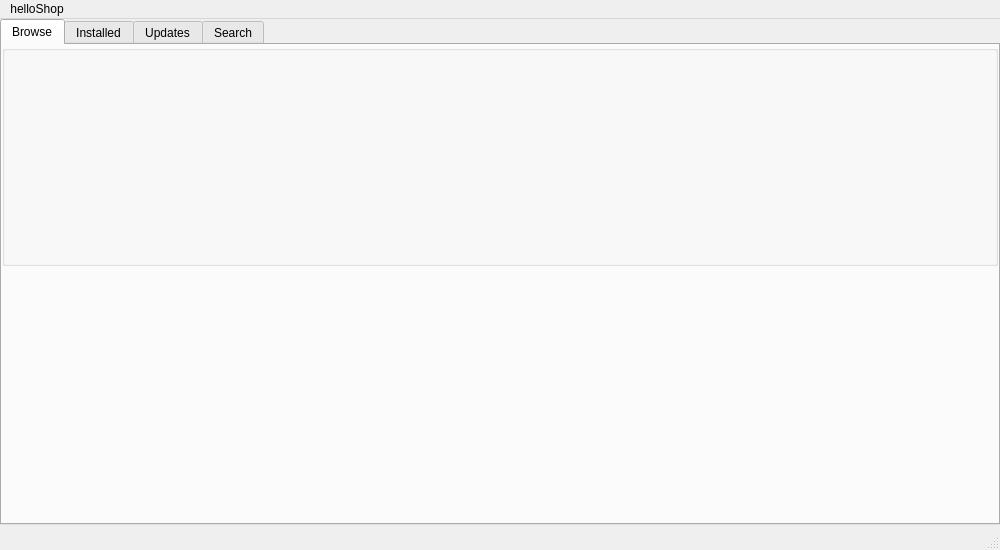
The window that form.ui (kettle-7/AppShop) describes before a commit, drawn with Qt 5.
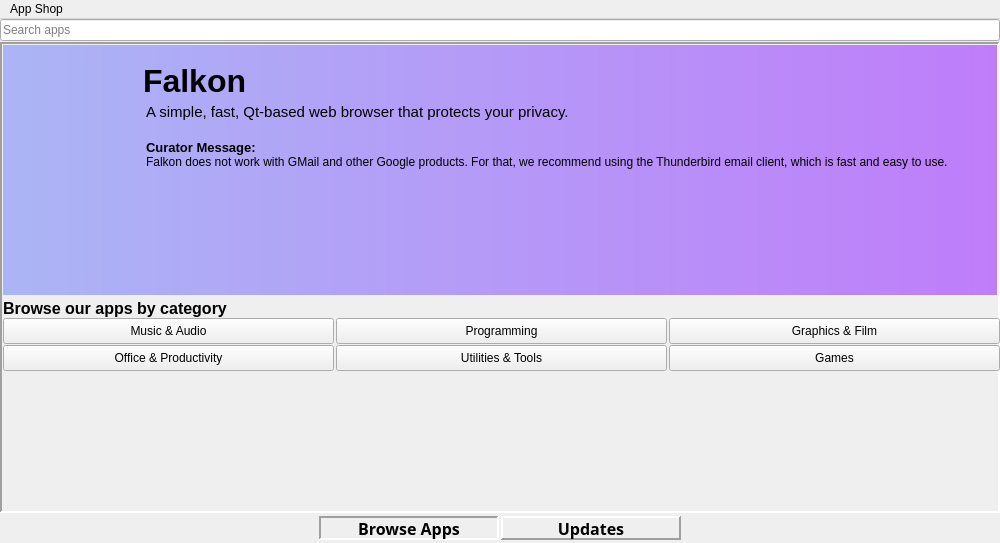
The same window after the commit. Icons and pictures are not drawn.

Commit message: Add a rough design outline

```diff
--- a/form.ui
+++ b/form.ui
@@ -7,7 +7,7 @@
     <x>0</x>
     <y>0</y>
     <width>1000</width>
-    <height>550</height>
+    <height>543</height>
    </rect>
   </property>
   <property name="windowTitle">
@@ -17,104 +17,320 @@
    <iconset theme="gnome-app-install">
     <normaloff>../../.designer/backup</normaloff>../../.designer/backup</iconset>
   </property>
-  <widget class="QWidget" name="centralwidget">
-   <widget class="QTabWidget" name="tabWidget">
+  <widget class="QWidget" name="Window">
+   <widget class="QLineEdit" name="Search">
     <property name="geometry">
      <rect>
       <x>0</x>
       <y>0</y>
       <width>1000</width>
-      <height>506</height>
+      <height>22</height>
      </rect>
     </property>
-    <property name="sizePolicy">
-     <sizepolicy hsizetype="MinimumExpanding" vsizetype="MinimumExpanding">
-      <horstretch>255</horstretch>
-      <verstretch>255</verstretch>
-     </sizepolicy>
+    <property name="placeholderText">
+     <string>Search apps</string>
     </property>
-    <property name="currentIndex">
-     <number>0</number>
-    </property>
-    <property name="tabsClosable">
+    <property name="clearButtonEnabled">
      <bool>false</bool>
     </property>
-    <widget class="QWidget" name="browse">
-     <attribute name="title">
-      <string>Browse</string>
-     </attribute>
-     <widget class="QGroupBox" name="groupBox">
+   </widget>
+   <widget class="QFrame" name="Home">
+    <property name="geometry">
+     <rect>
+      <x>0</x>
+      <y>23</y>
+      <width>1000</width>
+      <height>471</height>
+     </rect>
+    </property>
+    <property name="frameShape">
+     <enum>QFrame::Panel</enum>
+    </property>
+    <property name="frameShadow">
+     <enum>QFrame::Sunken</enum>
+    </property>
+    <property name="lineWidth">
+     <number>2</number>
+    </property>
+    <property name="midLineWidth">
+     <number>0</number>
+    </property>
+    <widget class="QGroupBox" name="groupBox">
+     <property name="geometry">
+      <rect>
+       <x>3</x>
+       <y>3</y>
+       <width>994</width>
+       <height>250</height>
+      </rect>
+     </property>
+     <property name="autoFillBackground">
+      <bool>false</bool>
+     </property>
+     <property name="styleSheet">
+      <string notr="true">background: qlineargradient(spread:pad, stop: 0 rgb(171, 181, 245), stop: 1 rgb(191, 125, 250), x1:0, y1:0, x2:1, y2:0,);</string>
+     </property>
+     <widget class="QFrame" name="FeaturedApp">
       <property name="geometry">
        <rect>
         <x>0</x>
         <y>0</y>
-        <width>996</width>
-        <height>221</height>
+        <width>994</width>
+        <height>250</height>
        </rect>
       </property>
-      <property name="title">
-       <string/>
-      </property>
-      <widget class="QPushButton" name="pushButton">
+      <widget class="QLabel" name="Image">
        <property name="geometry">
         <rect>
-         <x>1</x>
-         <y>88</y>
-         <width>32</width>
-         <height>32</height>
+         <x>2</x>
+         <y>0</y>
+         <width>990</width>
+         <height>250</height>
         </rect>
        </property>
-       <property name="styleSheet">
-        <string notr="true">color: transparent; background-color: transparent; border: transparent;</string>
+       <property name="pixmap">
+        <pixmap>../../../../Applications/Falkon.app/Resources/Falkon.png</pixmap>
        </property>
        <property name="icon">
         <iconset theme="go-previous-symbolic"/>
        </property>
-       <property name="iconSize">
-        <size>
-         <width>32</width>
-         <height>32</height>
-        </size>
+      </widget>
+      <widget class="QLabel" name="label_3">
+       <property name="geometry">
+        <rect>
+         <x>140</x>
+         <y>10</y>
+         <width>351</width>
+         <height>51</height>
+        </rect>
        </property>
+       <property name="font">
+        <font>
+         <pointsize>24</pointsize>
+         <weight>75</weight>
+         <bold>true</bold>
+        </font>
+       </property>
+       <property name="styleSheet">
+        <string notr="true">background: transparent;
+font-size: 24pt;
+font-weight: bold;</string>
+       </property>
+       <property name="text">
+        <string>Falkon</string>
+       </property>
       </widget>
-      <widget class="QPushButton" name="pushButton_2">
+      <widget class="QTextBrowser" name="textBrowser">
        <property name="geometry">
         <rect>
-         <x>963</x>
-         <y>88</y>
-         <width>32</width>
-         <height>32</height>
+         <x>139</x>
+         <y>54</y>
+         <width>851</width>
+         <height>192</height>
         </rect>
        </property>
        <property name="styleSheet">
-        <string notr="true">color: transparent; background-color: transparent; border: transparent;</string>
+        <string notr="true">background: transparent;</string>
        </property>
-       <property name="icon">
-        <iconset theme="go-next-symbolic"/>
+       <property name="frameShape">
+        <enum>QFrame::NoFrame</enum>
        </property>
-       <property name="iconSize">
-        <size>
-         <width>32</width>
-         <height>32</height>
-        </size>
+       <property name="html">
+        <string>&lt;!DOCTYPE HTML PUBLIC &quot;-//W3C//DTD HTML 4.0//EN&quot; &quot;http://www.w3.org/TR/REC-html40/strict.dtd&quot;&gt;
+&lt;html&gt;&lt;head&gt;&lt;meta name=&quot;qrichtext&quot; content=&quot;1&quot; /&gt;&lt;style type=&quot;text/css&quot;&gt;
+p, li { white-space: pre-wrap; }
+&lt;/style&gt;&lt;/head&gt;&lt;body style=&quot; font-family:'Nimbus Sans'; font-size:10pt; font-weight:400; font-style:normal;&quot;&gt;
+&lt;p style=&quot; margin-top:0px; margin-bottom:0px; margin-left:0px; margin-right:0px; -qt-block-indent:0; text-indent:0px;&quot;&gt;&lt;span style=&quot; font-size:11pt;&quot;&gt;A simple, fast, Qt-based web browser that protects your privacy.&lt;/span&gt;&lt;/p&gt;
+&lt;p style=&quot;-qt-paragraph-type:empty; margin-top:0px; margin-bottom:0px; margin-left:0px; margin-right:0px; -qt-block-indent:0; text-indent:0px; font-size:12pt;&quot;&gt;&lt;br /&gt;&lt;/p&gt;
+&lt;p style=&quot; margin-top:0px; margin-bottom:0px; margin-left:0px; margin-right:0px; -qt-block-indent:0; text-indent:0px;&quot;&gt;&lt;span style=&quot; font-weight:600;&quot;&gt;Curator Message:&lt;/span&gt;&lt;/p&gt;
+&lt;p style=&quot; margin-top:0px; margin-bottom:0px; margin-left:0px; margin-right:0px; -qt-block-indent:0; text-indent:0px;&quot;&gt;&lt;span style=&quot; font-size:9pt;&quot;&gt;Falkon does not work with GMail and other Google products. For that, we recommend using the Thunderbird email client, which is fast and easy to use.&lt;/span&gt;&lt;/p&gt;&lt;/body&gt;&lt;/html&gt;</string>
        </property>
       </widget>
      </widget>
     </widget>
-    <widget class="QWidget" name="installed">
-     <attribute name="title">
-      <string>Installed</string>
-     </attribute>
+    <widget class="QLabel" name="label_4">
+     <property name="geometry">
+      <rect>
+       <x>3</x>
+       <y>256</y>
+       <width>991</width>
+       <height>21</height>
+      </rect>
+     </property>
+     <property name="font">
+      <font>
+       <pointsize>12</pointsize>
+       <weight>75</weight>
+       <bold>true</bold>
+      </font>
+     </property>
+     <property name="text">
+      <string>Browse our apps by category</string>
+     </property>
     </widget>
-    <widget class="QWidget" name="updates">
-     <attribute name="title">
+    <widget class="QPushButton" name="pushButton">
+     <property name="geometry">
+      <rect>
+       <x>3</x>
+       <y>276</y>
+       <width>331</width>
+       <height>26</height>
+      </rect>
+     </property>
+     <property name="text">
+      <string>Music &amp;&amp; Audio</string>
+     </property>
+    </widget>
+    <widget class="QPushButton" name="pushButton_2">
+     <property name="geometry">
+      <rect>
+       <x>336</x>
+       <y>276</y>
+       <width>331</width>
+       <height>26</height>
+      </rect>
+     </property>
+     <property name="text">
+      <string>Programming</string>
+     </property>
+    </widget>
+    <widget class="QPushButton" name="pushButton_3">
+     <property name="geometry">
+      <rect>
+       <x>669</x>
+       <y>276</y>
+       <width>331</width>
+       <height>26</height>
+      </rect>
+     </property>
+     <property name="text">
+      <string>Graphics &amp;&amp; Film</string>
+     </property>
+    </widget>
+    <widget class="QPushButton" name="pushButton_4">
+     <property name="geometry">
+      <rect>
+       <x>3</x>
+       <y>303</y>
+       <width>331</width>
+       <height>26</height>
+      </rect>
+     </property>
+     <property name="text">
+      <string>Office &amp;&amp; Productivity</string>
+     </property>
+    </widget>
+    <widget class="QPushButton" name="pushButton_5">
+     <property name="geometry">
+      <rect>
+       <x>336</x>
+       <y>303</y>
+       <width>331</width>
+       <height>26</height>
+      </rect>
+     </property>
+     <property name="text">
+      <string>Utilities &amp;&amp; Tools</string>
+     </property>
+    </widget>
+    <widget class="QPushButton" name="pushButton_6">
+     <property name="geometry">
+      <rect>
+       <x>669</x>
+       <y>303</y>
+       <width>331</width>
+       <height>26</height>
+      </rect>
+     </property>
+     <property name="text">
+      <string>Games</string>
+     </property>
+    </widget>
+   </widget>
+   <widget class="QFrame" name="frame">
+    <property name="geometry">
+     <rect>
+      <x>319</x>
+      <y>497</y>
+      <width>180</width>
+      <height>24</height>
+     </rect>
+    </property>
+    <property name="frameShape">
+     <enum>QFrame::Panel</enum>
+    </property>
+    <property name="frameShadow">
+     <enum>QFrame::Sunken</enum>
+    </property>
+    <property name="lineWidth">
+     <number>2</number>
+    </property>
+    <widget class="QLabel" name="label">
+     <property name="geometry">
+      <rect>
+       <x>0</x>
+       <y>0</y>
+       <width>180</width>
+       <height>24</height>
+      </rect>
+     </property>
+     <property name="font">
+      <font>
+       <family>Sans Serif</family>
+       <pointsize>12</pointsize>
+       <weight>75</weight>
+       <bold>true</bold>
+      </font>
+     </property>
+     <property name="text">
+      <string>Browse Apps</string>
+     </property>
+     <property name="alignment">
+      <set>Qt::AlignCenter</set>
+     </property>
+    </widget>
+   </widget>
+   <widget class="QFrame" name="frame_2">
+    <property name="geometry">
+     <rect>
+      <x>501</x>
+      <y>497</y>
+      <width>180</width>
+      <height>24</height>
+     </rect>
+    </property>
+    <property name="frameShape">
+     <enum>QFrame::Panel</enum>
+    </property>
+    <property name="frameShadow">
+     <enum>QFrame::Raised</enum>
+    </property>
+    <property name="lineWidth">
+     <number>2</number>
+    </property>
+    <widget class="QLabel" name="label_2">
+     <property name="geometry">
+      <rect>
+       <x>0</x>
+       <y>0</y>
+       <width>180</width>
+       <height>24</height>
+      </rect>
+     </property>
+     <property name="font">
+      <font>
+       <family>Sans Serif</family>
+       <pointsize>12</pointsize>
+       <weight>75</weight>
+       <bold>true</bold>
+      </font>
+     </property>
+     <property name="text">
       <string>Updates</string>
-     </attribute>
-    </widget>
-    <widget class="QWidget" name="search">
-     <attribute name="title">
-      <string>Search</string>
-     </attribute>
+     </property>
+     <property name="alignment">
+      <set>Qt::AlignCenter</set>
+     </property>
     </widget>
    </widget>
   </widget>
@@ -127,9 +343,9 @@
      <height>22</height>
     </rect>
    </property>
-   <widget class="QMenu" name="menuhelloShop">
+   <widget class="QMenu" name="AppMenu">
     <property name="title">
-     <string>helloShop</string>
+     <string>App Shop</string>
     </property>
     <addaction name="actionSettings"/>
     <addaction name="actionRefresh_App_List"/>
@@ -137,10 +353,9 @@
     <addaction name="actionAbout"/>
     <addaction name="actionQuit"/>
    </widget>
-   <addaction name="menuhelloShop"/>
+   <addaction name="AppMenu"/>
   </widget>
-  <widget class="QStatusBar" name="statusbar"/>
-  <action name="actionSettings">
+  <action name="A_Settings">
    <property name="text">
     <string>Settings</string>
    </property>
```
Left out of the diff: 33 changed lines with no effect on the pictures. The commit also changes 1 other file.
